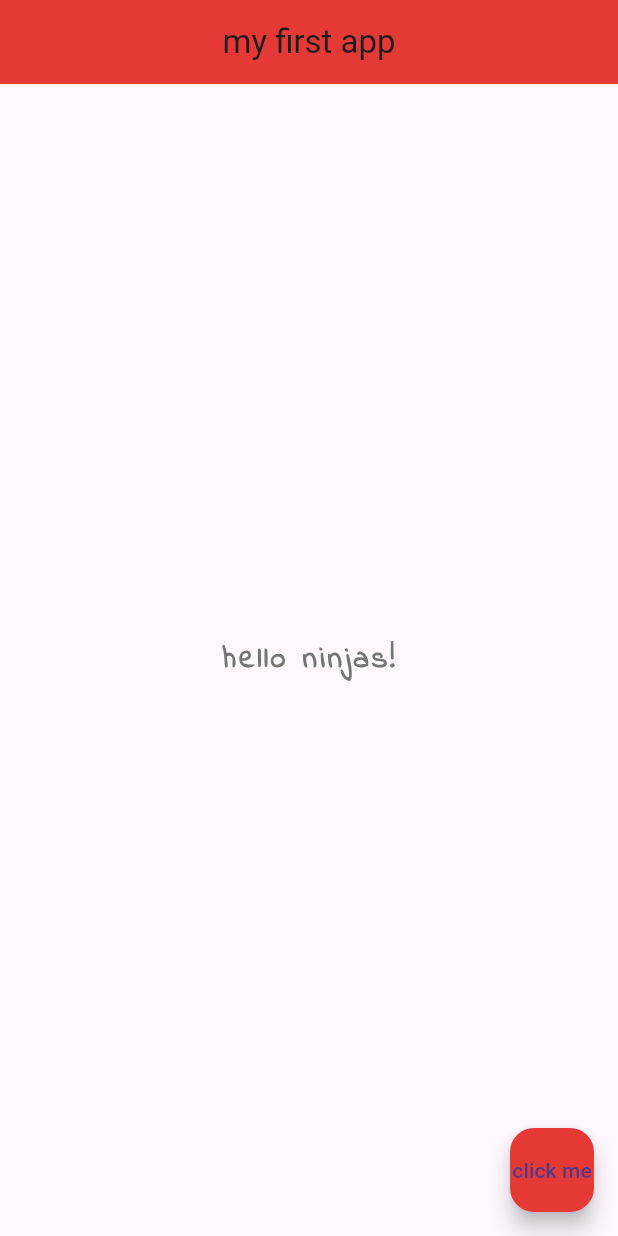
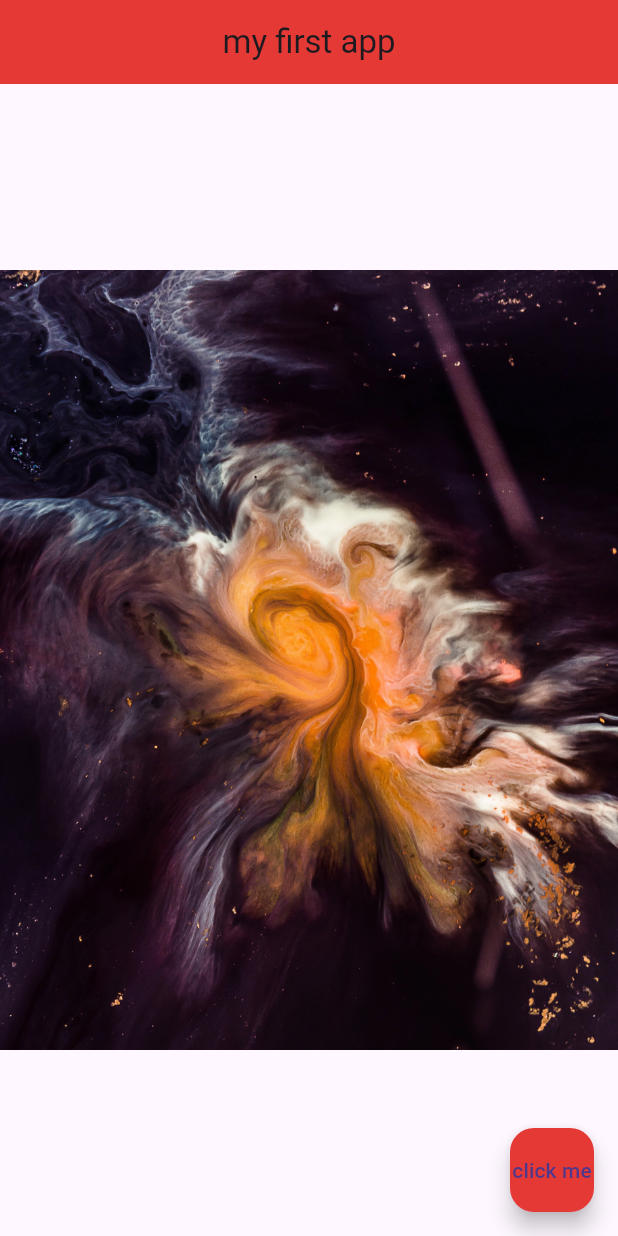
Before and after one commit to doducduy20127477/myflutterapp, a Flutter app: the screen it shows after launch, on a phone screen of 412 x 824 dp. Run offline on Flutter 3.47's test engine with Material 3 defaults, Android fonts, the phone set to English and light mode, and no system bars.

Commit message:
feat: add assets images

```diff
--- a/lib/main.dart
+++ b/lib/main.dart
@@ -18,16 +18,17 @@ class Home extends StatelessWidget {
         backgroundColor: Colors.red[600],
       ),
       body: Center(
-        child: Text(
-          'hello ninjas!',
-          style: TextStyle(
-              fontSize: 20,
-              fontWeight: FontWeight.bold,
-              letterSpacing: 2.0,
-              color: Colors.grey[600],
-              fontFamily: 'IndieFlower'
-          ),
-        ),
+        // child: Text(
+        //   'hello ninjas!',
+        //   style: TextStyle(
+        //       fontSize: 20,
+        //       fontWeight: FontWeight.bold,
+        //       letterSpacing: 2.0,
+        //       color: Colors.grey[600],
+        //       fontFamily: 'IndieFlower'
+        //   ),
+        // ),
+        child: Image.asset('assets/space-2.jpg'),
       ),
       floatingActionButton: FloatingActionButton(
         onPressed: () {  },
--- a/pubspec.yaml
+++ b/pubspec.yaml
@@ -59,9 +59,8 @@ flutter:
   uses-material-design: true
 
   # To add assets to your application, add an assets section, like this:
-  # assets:
-  #   - images/a_dot_burr.jpeg
-  #   - images/a_dot_ham.jpeg
+  assets:
+   - assets/
 
   # An image asset can refer to one or more resolution-specific "variants", see
   # https://flutter.dev/assets-and-images/#resolution-aware
```
Also changed, not shown: assets/space-1.jpg (added), assets/space-2.jpg (added), assets/space-3.jpg (added).
